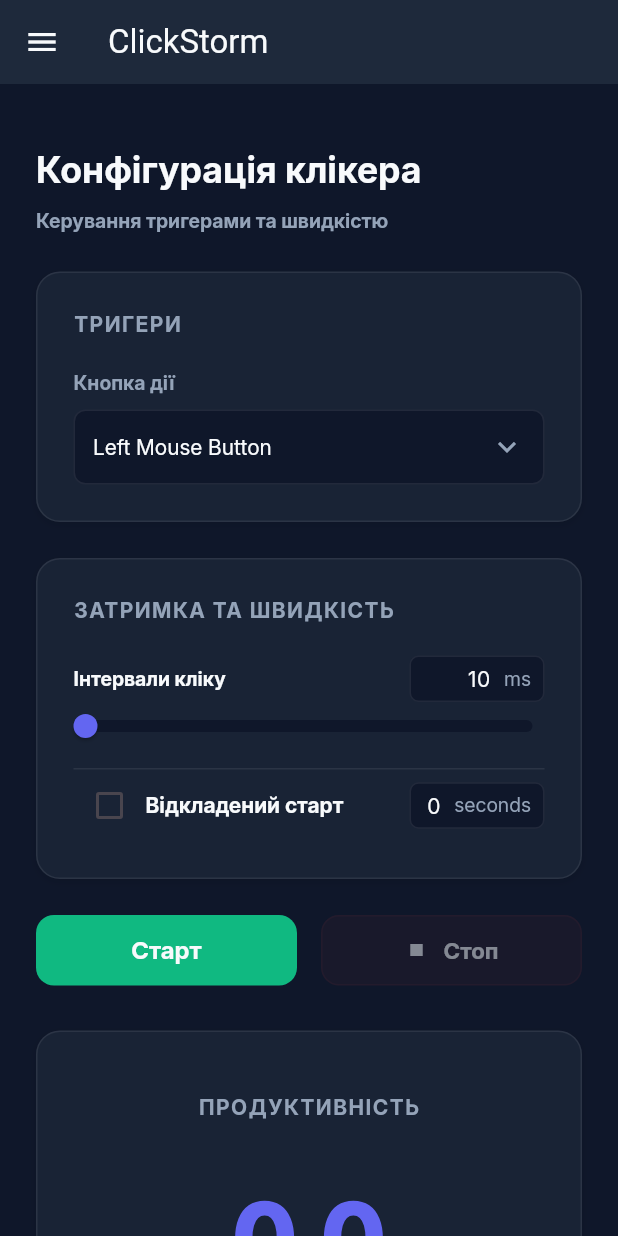
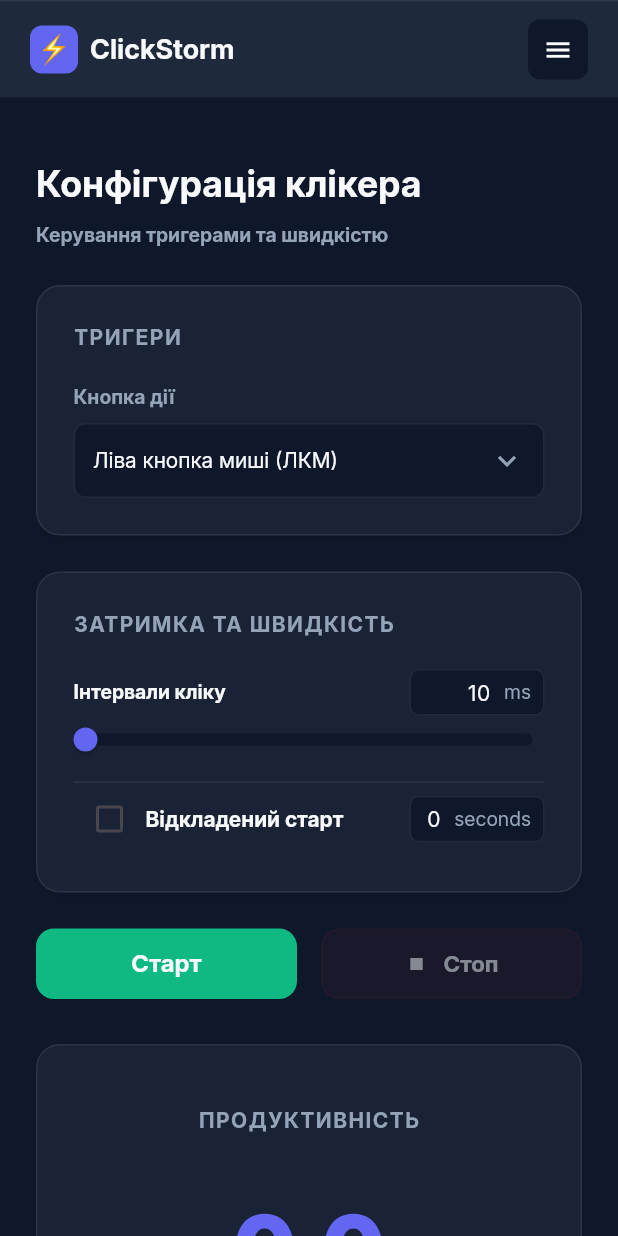
Before and after one commit to gitCode5345/desktop_auto_clicker, a Flutter app: the screen it shows after launch, on a phone screen of 412 x 824 dp. Run offline on Flutter 3.47's test engine with Material 3 defaults, Android fonts, the phone set to English and light mode, and no system bars; our stand-ins replace equatable, flutter_bloc, get_it; missing offline and left inert: dart:ffi, hotkey_manager.

Commit message:
KAN-42: added custom appbar (#32)

```diff
--- a/lib/app_view.dart
+++ b/lib/app_view.dart
@@ -59,6 +59,7 @@
   Widget build(BuildContext context) {
     return MaterialApp(
       title: 'ClickStorm',
+      debugShowCheckedModeBanner: false,
       theme: ThemeData(
         colorScheme: ColorScheme.fromSeed(seedColor: Colors.deepPurple),
       ),
--- a/lib/src/core/constants/available_buttons.dart
+++ b/lib/src/core/constants/available_buttons.dart
@@ -3,11 +3,11 @@
 
 const List<ButtonClickConfigEntity> availableButtons = [
   ButtonClickConfigEntity(
-    name: 'Left Mouse Button',
+    name: 'Ліва кнопка миші (ЛКМ)',
     button: Button.leftMouseButton,
   ),
   ButtonClickConfigEntity(
-    name: 'Right Mouse Button',
+    name: 'Права кнопка миші (ПКМ)',
     button: Button.rightMouseButton,
   ),
 ];
--- a/lib/src/core/constants/dimensions.dart
+++ b/lib/src/core/constants/dimensions.dart
@@ -4,3 +4,4 @@
 const double mainContentMaxWidth = 1200.0;
 const double maxBarHeight = 60.0;
 const double minBarHeight = 4.0;
+const double appBarHeight = 75.0;
--- /dev/null
+++ b/lib/src/features/main_page/presentation/widgets/app_bar_widget.dart
@@ -0,0 +1,84 @@
+import 'package:desktop_auto_clicker/src/core/constants/app_images.dart';
+import 'package:desktop_auto_clicker/src/core/constants/dimensions.dart';
+import 'package:desktop_auto_clicker/src/core/themes/app_color.dart';
+import 'package:desktop_auto_clicker/src/features/main_page/presentation/widgets/inter_text_widget.dart';
+import 'package:flutter/material.dart';
+
+class AppBarWidget extends StatelessWidget implements PreferredSizeWidget {
+
+  const AppBarWidget({
+    super.key,
+  });
+
+  @override
+  Size get preferredSize => const Size.fromHeight(appBarHeight);
+
+  @override
+  Widget build(BuildContext context) {
+    final accentColor = AppColor.accent;
+    final menuContainerColor = AppColor.inputBg;
+    final iconColor = AppColor.textMain;
+    final containerColor = AppColor.sidebarBg;
+    final borderColor = AppColor.border;
+
+    return Container(
+      padding: const EdgeInsets.symmetric(
+        vertical: 12.0,
+        horizontal: 20.0
+      ),
+      decoration: BoxDecoration(
+        color: containerColor,
+        border: Border(
+          top: BorderSide(
+            color: borderColor,
+            width: 1.0
+          )
+        )
+      ),
+      child: Row(
+        mainAxisAlignment: MainAxisAlignment.spaceBetween,
+        children: [
+          Row(
+            children: [
+              Container(
+                width: 32,
+                height: 32,
+                decoration: BoxDecoration(
+                  color: accentColor,
+                  borderRadius: BorderRadius.circular(8),
+                ),
+                padding: const EdgeInsets.all(5.0),
+                child: Image.asset(AppImages.logo),
+              ),
+              const SizedBox(width: 8),
+              const InterTextWidget(
+                data: 'ClickStorm',
+                fontSize: 18.0,
+              ),
+            ],
+          ),
+          MouseRegion(
+            cursor: SystemMouseCursors.click,
+            child: GestureDetector(
+              onTap: () => Scaffold.of(context).openDrawer(),
+              child: Container(
+                width: 40,
+                height: 40,
+                decoration: BoxDecoration(
+                  color: menuContainerColor,
+                  borderRadius: BorderRadius.circular(8),
+                ),
+                padding: const EdgeInsets.all(5.0),
+                child: Icon(
+                  Icons.menu,
+                  color: iconColor,
+                  size: 20.0
+                ),
+              ),
+            ),
+          ),
+        ],
+      ),
+    );
+  }
+}
--- a/lib/src/features/main_page/presentation/widgets/responsive_layout_widget.dart
+++ b/lib/src/features/main_page/presentation/widgets/responsive_layout_widget.dart
@@ -1,6 +1,7 @@
 import 'package:desktop_auto_clicker/src/core/constants/app_images.dart';
 import 'package:desktop_auto_clicker/src/core/constants/dimensions.dart';
 import 'package:desktop_auto_clicker/src/core/themes/app_color.dart';
+import 'package:desktop_auto_clicker/src/features/main_page/presentation/widgets/app_bar_widget.dart';
 import 'package:desktop_auto_clicker/src/features/main_page/presentation/widgets/main_content_widget.dart';
 import 'package:desktop_auto_clicker/src/features/main_page/presentation/models/navigation_destination_item_model.dart';
 import 'package:desktop_auto_clicker/src/features/main_page/presentation/widgets/sidebar_widget.dart';
@@ -48,11 +49,7 @@
           backgroundColor: AppColor.windowBg,
           appBar: isDesktop
               ? null
-              : AppBar(
-                  backgroundColor: AppColor.sidebarBg,
-                  foregroundColor: AppColor.textMain,
-                  title: const Text('ClickStorm'),
-                ),
+              : AppBarWidget(),
           drawer: isDesktop
               ? null
               : SidebarWidget(
```
